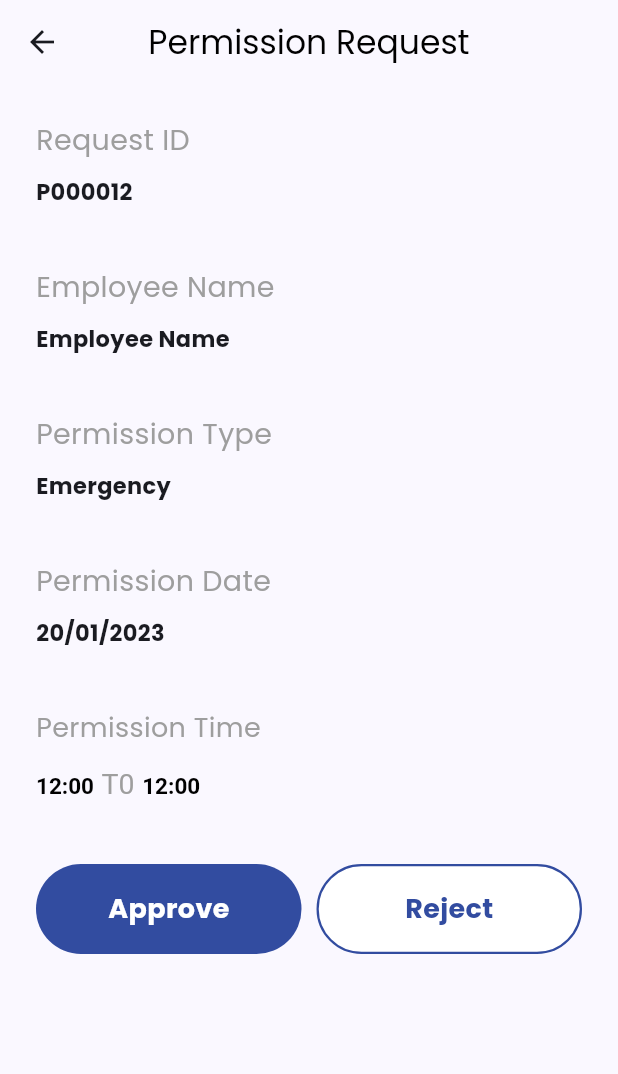
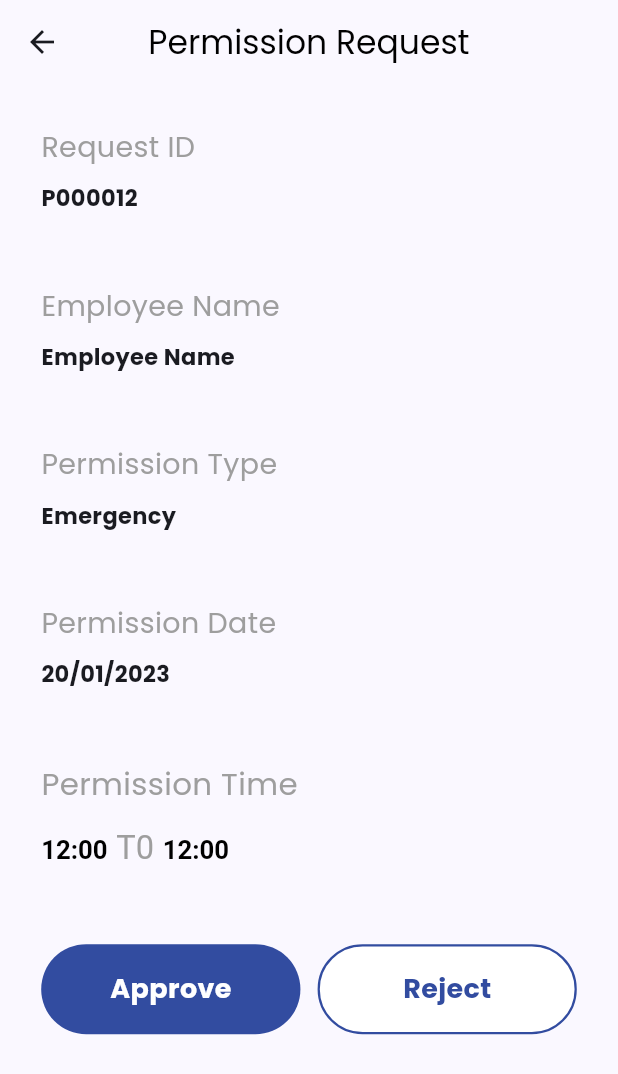
Before and after one commit to A7medhq/attendance, a Flutter app: the AdminPermessionRequestScreen screen opened by its route, on a phone screen of 412 x 824 dp. Shown: the top 1074 px of the screen. Run offline on Flutter 3.47's test engine with Material 2 defaults, Android fonts, the phone set to English and light mode, and no system bars; our stand-ins replace connectivity_plus, device_info_plus, email_validator, flutter_screenutil, flutter_spinkit, font_awesome_flutter and 9 more; missing offline and left inert: open_settings; accounts and stored records are empty; network calls fail.

Commit message:
create manager fonts size file & edit admin screen & add strings to manager

```diff
--- a/lib/helpers/constants.dart
+++ b/lib/helpers/constants.dart
@@ -18,3 +18,7 @@ TextStyle kHintText = const TextStyle(color: Colors.grey, fontSize: 14);
 InputBorder kOutlineBorder = OutlineInputBorder(
     borderRadius: BorderRadius.circular(8),
     borderSide: const BorderSide(width: 1, color: Colors.grey));
+
+class Constants {
+  static const int dateTimeDuration = 2;
+}
--- /dev/null
+++ b/lib/helpers/manager_fonts.dart
@@ -0,0 +1,7 @@
+import 'package:attendance/helpers/util/size_util.dart';
+
+class ManagerFontSize {
+  static double s18 = SizeUtil.setFontSize(18);
+  static double s15 = SizeUtil.setFontSize(15);
+  static double s19 = SizeUtil.setFontSize(19);
+}
--- a/lib/helpers/manager_strings.dart
+++ b/lib/helpers/manager_strings.dart
@@ -0,0 +1,18 @@
+class ManagerStrings {
+  static const String groupValue = '1';
+  static const String dateFormatYMD = 'yyyy-MM-dd';
+  static const String dateFormatHMA = 'h:mm a';
+  static const String permissionRequest = 'Permission Request';
+  static const String requestID = 'Request ID';
+  static const String subTitleP000012 = 'P000012';
+  static const String employeeName = 'Employee Name';
+  static const String permissionType = 'Permission Type';
+  static const String emergency = 'Emergency';
+  static const String permissionDate = 'Permission Date';
+  static const String permissionDateNum = '20/01/2023';
+  static const String permissionTime = 'Permission Time';
+  static const String time12 = '12:00';
+  static const String to = ' T0 ';
+  static const String approve = 'Approve';
+  static const String reject = 'Reject';
+}
--- a/lib/helpers/util/size_util.dart
+++ b/lib/helpers/util/size_util.dart
@@ -17,3 +17,14 @@ class SizeUtil {
     return radius.r;
   }
 }
+
+class ManagerHeight {
+  static double h24 = SizeUtil.setHeight(24);
+  static double h40 = SizeUtil.setHeight(40);
+  static double h10 = SizeUtil.setHeight(10);
+}
+
+class ManagerWidth {
+  static double w24 = SizeUtil.setWidth(24);
+  static double w10 = SizeUtil.setWidth(10);
+}
--- a/lib/screens/admin_permission_request_screen.dart
+++ b/lib/screens/admin_permission_request_screen.dart
@@ -4,6 +4,9 @@ import 'package:intl/intl.dart';
 import '../components/main_button_custom.dart';
 import '../components/list_tile_custom.dart';
 import '../helpers/constants.dart';
+import '../helpers/manager_fonts.dart';
+import '../helpers/manager_strings.dart';
+import '../helpers/util/size_util.dart';
 
 class AdminPermessionRequestScreen extends StatefulWidget {
   static const id = '/adminPermessionRequestScreen';
@@ -16,7 +19,7 @@ class AdminPermessionRequestScreen extends StatefulWidget {
 
 class _AdminPermessionRequestScreenState
     extends State<AdminPermessionRequestScreen> {
-  String? groupValue = '1';
+  String? groupValue = ManagerStrings.groupValue;
   bool isTextFieldEnabled = false;
   TextEditingController otherTextFieldController = TextEditingController();
   TextEditingController dateTextFieldController = TextEditingController();
@@ -26,13 +29,14 @@ class _AdminPermessionRequestScreenState
   @override
   void initState() {
     dateTextFieldController.text =
-        DateFormat('yyyy-MM-dd').format(DateTime.now());
+        DateFormat(ManagerStrings.dateFormatYMD).format(DateTime.now());
 
     inTimeTextFieldController.text =
-        DateFormat('h:mm a').format(DateTime.now());
+        DateFormat(ManagerStrings.dateFormatHMA).format(DateTime.now());
 
-    outTimeTextFieldController.text = DateFormat('h:mm a')
-        .format(DateTime.now().add(const Duration(hours: 2)));
+    outTimeTextFieldController.text = DateFormat(ManagerStrings.dateFormatHMA)
+        .format(DateTime.now()
+            .add(const Duration(hours: Constants.dateTimeDuration)));
 
     super.initState();
   }
@@ -45,74 +49,78 @@ class _AdminPermessionRequestScreenState
         backgroundColor: Colors.transparent,
         elevation: 0,
         title: const Text(
-          'Permission Request',
+          ManagerStrings.permissionRequest,
           style: TextStyle(color: Colors.black),
         ),
       ),
       body: Padding(
-        padding: const EdgeInsets.all(24.0),
+        padding: EdgeInsets.symmetric(
+            vertical: ManagerHeight.h24, horizontal: ManagerWidth.w24),
         child: SingleChildScrollView(
           child: Column(
             mainAxisSize: MainAxisSize.min,
             crossAxisAlignment: CrossAxisAlignment.start,
             children: [
               const ListTileCustom(
-                title: 'Request ID',
-                subtitle: 'P000012',
+                title: ManagerStrings.requestID,
+                subtitle: ManagerStrings.subTitleP000012,
               ),
-              const SizedBox(
-                height: 40,
+              SizedBox(
+                height: ManagerHeight.h40,
               ),
               const ListTileCustom(
-                title: 'Employee Name',
-                subtitle: 'Employee Name',
+                title: ManagerStrings.employeeName,
+                subtitle: ManagerStrings.employeeName,
               ),
-              const SizedBox(
-                height: 40,
+              SizedBox(
+                height: ManagerHeight.h40,
               ),
               const ListTileCustom(
-                title: 'Permission Type',
-                subtitle: 'Emergency',
+                title: ManagerStrings.permissionType,
+                subtitle: ManagerStrings.emergency,
               ),
-              const SizedBox(
-                height: 40,
+              SizedBox(
+                height: ManagerHeight.h40,
               ),
               const ListTileCustom(
-                title: 'Permission Date',
-                subtitle: '20/01/2023',
+                title: ManagerStrings.permissionDate,
+                subtitle: ManagerStrings.permissionDateNum,
               ),
-              const SizedBox(
-                height: 40,
+              SizedBox(
+                height: ManagerHeight.h40,
               ),
               Column(
                 crossAxisAlignment: CrossAxisAlignment.start,
                 children: [
                   Text(
-                    'Permission Time',
-                    style: TextStyle(fontSize: 18, color: Colors.grey.shade500),
+                    ManagerStrings.permissionTime,
+                    style: TextStyle(
+                        fontSize: ManagerFontSize.s18,
+                        color: Colors.grey.shade500),
                   ),
-                  const SizedBox(
-                    height: 10,
+                  SizedBox(
+                    height: ManagerHeight.h10,
                   ),
                   RichText(
                     text: TextSpan(
                       children: <TextSpan>[
-                        const TextSpan(
-                          text: '12:00',
+                        TextSpan(
+                          text: ManagerStrings.time12,
                           style: TextStyle(
-                              fontSize: 15,
+                              fontSize: ManagerFontSize.s15,
                               fontWeight: FontWeight.bold,
                               color: Colors.black),
                         ),
                         TextSpan(
-                          text: ' T0 ',
+                          text: ManagerStrings.to,
                           style: TextStyle(
-                              fontSize: 19, color: Colors.grey.shade500),
+                              fontSize: ManagerFontSize.s19,
+                              color: Colors.grey.shade500),
                         ),
-                        const TextSpan(
-                          text: '12:00',
+                        TextSpan(
+                          text: ManagerStrings.time12,
                           style: TextStyle(
-                              fontSize: 15,
+                              fontSize: ManagerFontSize.s15,
                               fontWeight: FontWeight.bold,
                               color: Colors.black),
                         ),
@@ -121,18 +129,18 @@ class _AdminPermessionRequestScreenState
                   )
                 ],
               ),
-              const SizedBox(
-                height: 40,
+              SizedBox(
+                height: ManagerHeight.h40,
               ),
               Row(
                 children: [
-                  MainButtonCustom(text: 'Approve', onTap: () {}),
-                  const SizedBox(
-                    width: 10,
+                  MainButtonCustom(text: ManagerStrings.approve, onTap: () {}),
+                  SizedBox(
+                    width: ManagerWidth.w10,
                   ),
                   MainButtonCustom(
                       isOutlined: true,
-                      text: 'Reject',
+                      text: ManagerStrings.reject,
                       backgroudColor: Colors.white,
                       textColor: kPrimaryColor,
                       onTap: () {}),
```
